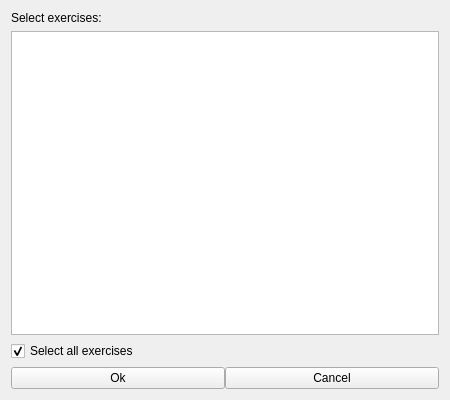
Above: src/ui/exercisewidget.ui from TestMyQt/Qt-CreatorTMC before the change. Below: the same form after it.
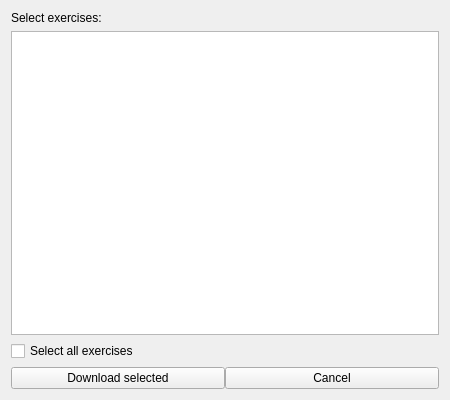
That is the form after the change.

What changed in the file:
```diff
--- a/src/ui/exercisewidget.ui
+++ b/src/ui/exercisewidget.ui
@@ -46,7 +46,7 @@
      <item>
       <widget class="QPushButton" name="okButton">
        <property name="text">
-        <string>Ok</string>
+        <string>Download selected</string>
        </property>
       </widget>
      </item>
@@ -77,7 +77,7 @@
         <string>Select all exercises</string>
        </property>
        <property name="checked">
-        <bool>true</bool>
+        <bool>false</bool>
        </property>
       </widget>
      </item>
```
Left out of the diff: 2 changed lines with no effect on the pictures.
